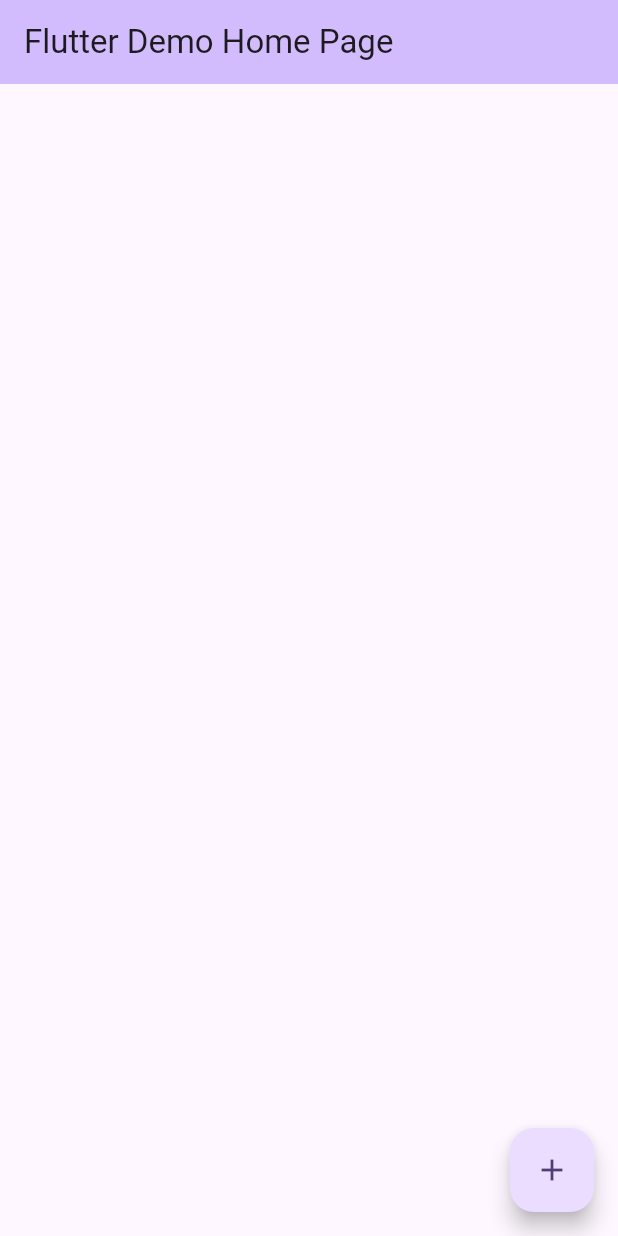
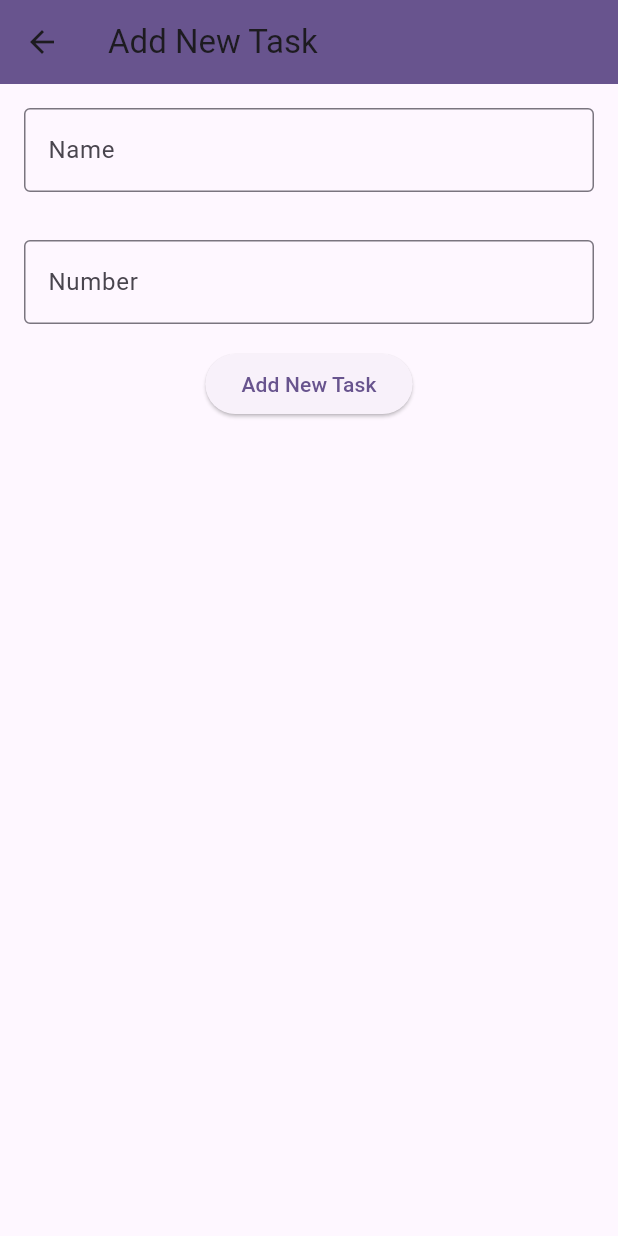
Before and after one commit to xXxXCesarXxXx/todolist, a Flutter app: the screen it shows after launch, after a tap on the "add" icon, on a phone screen of 412 x 824 dp. Run offline on Flutter 3.47's test engine with Material 3 defaults, Android fonts, the phone set to English and light mode, and no system bars; our stand-ins replace cloud_firestore, firebase_core; accounts and stored records are empty.

Commit message:
first commit

```diff
--- a/lib/main.dart
+++ b/lib/main.dart
@@ -1,6 +1,7 @@
 import 'package:cloud_firestore/cloud_firestore.dart';
 import 'package:firebase_core/firebase_core.dart';
 import 'package:flutter/material.dart';
+import 'package:todolist/view/form_task.dart';
 
 import 'firebase_options.dart'; // Importación de las opciones de Firebase. Esto puede contener la configuración de Firebase para la plataforma específica.
 
@@ -58,7 +59,7 @@ class _MyHomePageState extends State<MyHomePage> {
           builder: (context, snapshot) {
             if (!snapshot.hasData)
               return const Text(
-                  'Cargando Datos...'); // Muestra un mensaje de carga si no hay datos disponibles.
+                  'Cargando Datos.....'); // Muestra un mensaje de carga si no hay datos disponibles.
             return ListView.builder(
                 itemCount: snapshot.data?.docs
                     .length, // Obtiene la cantidad de documentos en la colección.
@@ -75,8 +76,10 @@ class _MyHomePageState extends State<MyHomePage> {
       floatingActionButton: FloatingActionButton(
         // Botón flotante para agregar nuevas tareas.
         onPressed: () {
-          print(
-              'Hola'); // Imprime un mensaje en la consola cuando se presiona el botón.
+          Navigator.push(
+            context,
+            MaterialPageRoute(builder: (context) => const AddNewTaskScreen()),
+          ); //redirecciona a otra ventana
         },
         tooltip: 'Agregar Nueva Tarea', // Tooltip del botón flotante.
         child: const Icon(Icons.add), // Icono del botón flotante.
--- /dev/null
+++ b/lib/view/form_task.dart
@@ -0,0 +1,90 @@
+import 'package:cloud_firestore/cloud_firestore.dart';
+import 'package:flutter/material.dart';
+
+// Definición de la pantalla para añadir una nueva tarea como StatefulWidget
+class AddNewTaskScreen extends StatefulWidget {
+  const AddNewTaskScreen({super.key});
+
+  @override
+  State<AddNewTaskScreen> createState() => _AddNewTaskScreen();
+}
+
+// Estado de la pantalla para añadir una nueva tarea
+class _AddNewTaskScreen extends State<AddNewTaskScreen> {
+  // Controladores para los campos de texto
+  final nameController = TextEditingController();
+  final numberController = TextEditingController();
+
+  // Método para liberar los recursos de los controladores cuando la pantalla es eliminada
+  @override
+  void dispose() {
+    nameController.dispose();
+    numberController.dispose();
+    print('dispose');
+    super.dispose();
+  }
+
+  // Método para construir la interfaz de usuario de la pantalla
+  @override
+  Widget build(BuildContext context) {
+    return Scaffold(
+      appBar: AppBar(
+        title:
+            const Text('Add New Task'), // Título de la barra de la aplicación
+        backgroundColor: Theme.of(context)
+            .colorScheme
+            .primary, // Color de fondo de la barra de la aplicación
+      ),
+      body: Center(
+        child: Column(
+          children: [
+            // Campo de texto para el nombre de la tarea
+            Padding(
+              padding: const EdgeInsets.all(16),
+              child: TextField(
+                decoration: const InputDecoration(
+                  border: OutlineInputBorder(),
+                  hintText: 'Name',
+                ),
+                controller: nameController,
+              ),
+            ),
+            // Campo de texto para el número de la tarea
+            Padding(
+              padding: const EdgeInsets.all(16),
+              child: TextField(
+                decoration: const InputDecoration(
+                  border: OutlineInputBorder(),
+                  hintText: 'Number',
+                ),
+                controller: numberController,
+              ),
+            ),
+            // Botón para agregar una nueva tarea
+            ElevatedButton(
+                onPressed: () {
+                  // Crear un mapa con los datos de la tarea
+                  final task = <String, dynamic>{
+                    "name": nameController.text,
+                    "number": int.parse(numberController.text),
+                  };
+
+                  // Acceder a Firestore y agregar la tarea a la colección 'todolist'
+                  final db = FirebaseFirestore.instance;
+                  db
+                      .collection("todolist")
+                      .add(task)
+                      .then((DocumentReference doc) {
+                    // Navegar de vuelta a la pantalla anterior cuando la tarea es añadida
+                    Navigator.pop(context);
+                    print('DocumentSnapshot added with ID: ${doc.id}');
+                  });
+                },
+                child: const Text(
+                    'Add New Task')), // Texto del botón para agregar una nueva tarea
+          ],
+        ),
+      ),
+    );
+  }
+}
```
Also changed, not shown: 1 other file.
